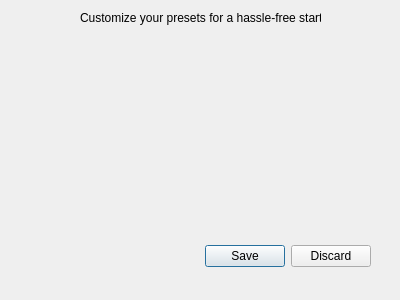
First picture: the form in preferences.ui, repository imlasky/LightMap, before the edit.
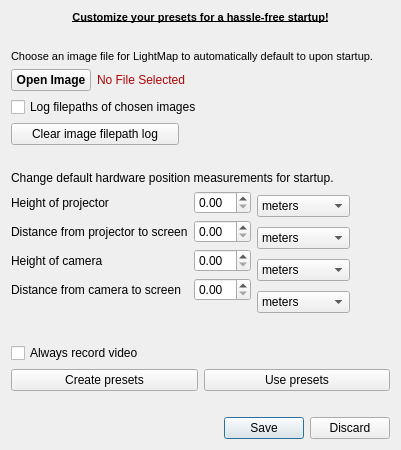
Second picture: the form after the edit.

Commit message:
Default Images Added
-Opens preferences window (no functionality though, but I decided it wasn't important since we already have default images and hard-coded hardware measurements to 1.00m)
-Windows can no longer be resized
-Updated product backlog to fully reflect my work
-Still need to make testing documentation
-Afterwards, I will be available to help out with other parts of this project
-Going to try to figure out how to make a folder on GitHub

The edit to the form file:
```diff
--- a/preferences.ui
+++ b/preferences.ui
@@ -6,42 +6,506 @@
    <rect>
     <x>0</x>
     <y>0</y>
-    <width>400</width>
-    <height>300</height>
+    <width>384</width>
+    <height>450</height>
    </rect>
   </property>
   <property name="windowTitle">
    <string>Dialog</string>
   </property>
-  <widget class="QDialogButtonBox" name="button_box">
-   <property name="geometry">
-    <rect>
-     <x>30</x>
-     <y>240</y>
-     <width>341</width>
-     <height>32</height>
-    </rect>
-   </property>
-   <property name="orientation">
-    <enum>Qt::Horizontal</enum>
-   </property>
-   <property name="standardButtons">
-    <set>QDialogButtonBox::Discard|QDialogButtonBox::Save</set>
-   </property>
-  </widget>
-  <widget class="QLabel" name="label_description_purpose">
-   <property name="geometry">
-    <rect>
-     <x>80</x>
-     <y>10</y>
-     <width>241</width>
-     <height>16</height>
-    </rect>
-   </property>
-   <property name="text">
-    <string>Customize your presets for a hassle-free startup!</string>
-   </property>
-  </widget>
+  <layout class="QVBoxLayout" name="verticalLayout">
+   <item>
+    <widget class="QLabel" name="label_preferences_description">
+     <property name="font">
+      <font>
+       <pointsize>8</pointsize>
+       <weight>75</weight>
+       <bold>true</bold>
+       <underline>true</underline>
+      </font>
+     </property>
+     <property name="text">
+      <string>Customize your presets for a hassle-free startup!</string>
+     </property>
+     <property name="alignment">
+      <set>Qt::AlignCenter</set>
+     </property>
+    </widget>
+   </item>
+   <item>
+    <spacer name="horizontal_spacer_first">
+     <property name="orientation">
+      <enum>Qt::Horizontal</enum>
+     </property>
+     <property name="sizeHint" stdset="0">
+      <size>
+       <width>40</width>
+       <height>20</height>
+      </size>
+     </property>
+    </spacer>
+   </item>
+   <item>
+    <widget class="QLabel" name="label_choose_image_file_description">
+     <property name="palette">
+      <palette>
+       <active>
+        <colorrole role="Base">
+         <brush brushstyle="SolidPattern">
+          <color alpha="255">
+           <red>255</red>
+           <green>255</green>
+           <blue>255</blue>
+          </color>
+         </brush>
+        </colorrole>
+       </active>
+       <inactive>
+        <colorrole role="Base">
+         <brush brushstyle="SolidPattern">
+          <color alpha="255">
+           <red>255</red>
+           <green>255</green>
+           <blue>255</blue>
+          </color>
+         </brush>
+        </colorrole>
+       </inactive>
+       <disabled>
+        <colorrole role="Base">
+         <brush brushstyle="SolidPattern">
+          <color alpha="255">
+           <red>240</red>
+           <green>240</green>
+           <blue>240</blue>
+          </color>
+         </brush>
+        </colorrole>
+       </disabled>
+      </palette>
+     </property>
+     <property name="font">
+      <font>
+       <family>MS Shell Dlg 2</family>
+       <pointsize>8</pointsize>
+       <weight>50</weight>
+       <italic>false</italic>
+       <bold>false</bold>
+       <underline>false</underline>
+      </font>
+     </property>
+     <property name="text">
+      <string>Choose an image file for LightMap to automatically default to upon startup.</string>
+     </property>
+    </widget>
+   </item>
+   <item>
+    <layout class="QHBoxLayout" name="horizontal_layout_image">
+     <item>
+      <widget class="QPushButton" name="button_open_image">
+       <property name="sizePolicy">
+        <sizepolicy hsizetype="Fixed" vsizetype="Fixed">
+         <horstretch>0</horstretch>
+         <verstretch>0</verstretch>
+        </sizepolicy>
+       </property>
+       <property name="font">
+        <font>
+         <weight>75</weight>
+         <bold>true</bold>
+        </font>
+       </property>
+       <property name="text">
+        <string>Open Image</string>
+       </property>
+      </widget>
+     </item>
+     <item>
+      <widget class="QLabel" name="label_file_name">
+       <property name="palette">
+        <palette>
+         <active>
+          <colorrole role="WindowText">
+           <brush brushstyle="SolidPattern">
+            <color alpha="255">
+             <red>177</red>
+             <green>5</green>
+             <blue>5</blue>
+            </color>
+           </brush>
+          </colorrole>
+         </active>
+         <inactive>
+          <colorrole role="WindowText">
+           <brush brushstyle="SolidPattern">
+            <color alpha="255">
+             <red>177</red>
+             <green>5</green>
+             <blue>5</blue>
+            </color>
+           </brush>
+          </colorrole>
+         </inactive>
+         <disabled>
+          <colorrole role="WindowText">
+           <brush brushstyle="SolidPattern">
+            <color alpha="255">
+             <red>120</red>
+             <green>120</green>
+             <blue>120</blue>
+            </color>
+           </brush>
+          </colorrole>
+         </disabled>
+        </palette>
+       </property>
+       <property name="text">
+        <string>No File Selected</string>
+       </property>
+      </widget>
+     </item>
+    </layout>
+   </item>
+   <item>
+    <widget class="QCheckBox" name="check_box_filepath_log">
+     <property name="text">
+      <string>Log filepaths of chosen images</string>
+     </property>
+    </widget>
+   </item>
+   <item>
+    <widget class="QPushButton" name="button_clear_filepath_log">
+     <property name="enabled">
+      <bool>true</bool>
+     </property>
+     <property name="sizePolicy">
+      <sizepolicy hsizetype="Fixed" vsizetype="Fixed">
+       <horstretch>0</horstretch>
+       <verstretch>0</verstretch>
+      </sizepolicy>
+     </property>
+     <property name="text">
+      <string>     Clear image filepath log     </string>
+     </property>
+     <property name="iconSize">
+      <size>
+       <width>16</width>
+       <height>16</height>
+      </size>
+     </property>
+     <property name="checkable">
+      <bool>false</bool>
+     </property>
+    </widget>
+   </item>
+   <item>
+    <spacer name="horizontal_spacer_second">
+     <property name="orientation">
+      <enum>Qt::Horizontal</enum>
+     </property>
+     <property name="sizeHint" stdset="0">
+      <size>
+       <width>40</width>
+       <height>20</height>
+      </size>
+     </property>
+    </spacer>
+   </item>
+   <item>
+    <widget class="QLabel" name="label_change_hardware_description">
+     <property name="font">
+      <font>
+       <underline>false</underline>
+      </font>
+     </property>
+     <property name="text">
+      <string>Change default hardware position measurements for startup.</string>
+     </property>
+    </widget>
+   </item>
+   <item>
+    <layout class="QHBoxLayout" name="horizontal_layout_hardware">
+     <item>
+      <layout class="QFormLayout" name="form_layout">
+       <item row="0" column="0">
+        <widget class="QLabel" name="label_projector_height">
+         <property name="text">
+          <string>Height of projector</string>
+         </property>
+        </widget>
+       </item>
+       <item row="1" column="0">
+        <widget class="QLabel" name="label_projector_to_screen">
+         <property name="text">
+          <string>Distance from projector to screen</string>
+         </property>
+        </widget>
+       </item>
+       <item row="2" column="0">
+        <widget class="QLabel" name="label_camera_height">
+         <property name="text">
+          <string>Height of camera</string>
+         </property>
+        </widget>
+       </item>
+       <item row="3" column="0">
+        <widget class="QLabel" name="label_camera_to_screen">
+         <property name="text">
+          <string>Distance from camera to screen</string>
+         </property>
+        </widget>
+       </item>
+       <item row="0" column="1">
+        <widget class="QDoubleSpinBox" name="double_spin_box_projector_height"/>
+       </item>
+       <item row="1" column="1">
+        <widget class="QDoubleSpinBox" name="double_spin_box_projector_to_screen"/>
+       </item>
+       <item row="2" column="1">
+        <widget class="QDoubleSpinBox" name="double_spin_box_camera_height"/>
+       </item>
+       <item row="3" column="1">
+        <widget class="QDoubleSpinBox" name="double_spin_box_camera_to_screen"/>
+       </item>
+      </layout>
+     </item>
+     <item>
+      <layout class="QVBoxLayout" name="vertical_layout_select_unit">
+       <item>
+        <widget class="QComboBox" name="combo_box_projector_height">
+         <property name="sizePolicy">
+          <sizepolicy hsizetype="Fixed" vsizetype="Fixed">
+           <horstretch>0</horstretch>
+           <verstretch>0</verstretch>
+          </sizepolicy>
+         </property>
+         <property name="insertPolicy">
+          <enum>QComboBox::NoInsert</enum>
+         </property>
+         <item>
+          <property name="text">
+           <string>meters</string>
+          </property>
+         </item>
+         <item>
+          <property name="text">
+           <string>feet</string>
+          </property>
+         </item>
+         <item>
+          <property name="text">
+           <string>yards</string>
+          </property>
+         </item>
+         <item>
+          <property name="text">
+           <string>inches</string>
+          </property>
+         </item>
+         <item>
+          <property name="text">
+           <string>centimeters</string>
+          </property>
+         </item>
+        </widget>
+       </item>
+       <item>
+        <widget class="QComboBox" name="combo_box_projector_to_screen">
+         <property name="sizePolicy">
+          <sizepolicy hsizetype="Fixed" vsizetype="Fixed">
+           <horstretch>0</horstretch>
+           <verstretch>0</verstretch>
+          </sizepolicy>
+         </property>
+         <item>
+          <property name="text">
+           <string>meters</string>
+          </property>
+         </item>
+         <item>
+          <property name="text">
+           <string>feet</string>
+          </property>
+         </item>
+         <item>
+          <property name="text">
+           <string>yards</string>
+          </property>
+         </item>
+         <item>
+          <property name="text">
+           <string>inches</string>
+          </property>
+         </item>
+         <item>
+          <property name="text">
+           <string>centimeters</string>
+          </property>
+         </item>
+        </widget>
+       </item>
+       <item>
+        <widget class="QComboBox" name="combo_box_camera_height">
+         <property name="sizePolicy">
+          <sizepolicy hsizetype="Fixed" vsizetype="Fixed">
+           <horstretch>0</horstretch>
+           <verstretch>0</verstretch>
+          </sizepolicy>
+         </property>
+         <item>
+          <property name="text">
+           <string>meters</string>
+          </property>
+         </item>
+         <item>
+          <property name="text">
+           <string>feet</string>
+          </property>
+         </item>
+         <item>
+          <property name="text">
+           <string>yards</string>
+          </property>
+         </item>
+         <item>
+          <property name="text">
+           <string>inches</string>
+          </property>
+         </item>
+         <item>
+          <property name="text">
+           <string>centimeters</string>
+          </property>
+         </item>
+        </widget>
+       </item>
+       <item>
+        <widget class="QComboBox" name="combo_box_camera_to_screen">
+         <property name="sizePolicy">
+          <sizepolicy hsizetype="Fixed" vsizetype="Fixed">
+           <horstretch>0</horstretch>
+           <verstretch>0</verstretch>
+          </sizepolicy>
+         </property>
+         <item>
+          <property name="text">
+           <string>meters</string>
+          </property>
+         </item>
+         <item>
+          <property name="text">
+           <string>feet</string>
+          </property>
+         </item>
+         <item>
+          <property name="text">
+           <string>yards</string>
+          </property>
+         </item>
+         <item>
+          <property name="text">
+           <string>inches</string>
+          </property>
+         </item>
+         <item>
+          <property name="text">
+           <string>centimeters</string>
+          </property>
+         </item>
+        </widget>
+       </item>
+      </layout>
+     </item>
+     <item>
+      <spacer name="vertical_spacer_hardware_first">
+       <property name="orientation">
+        <enum>Qt::Vertical</enum>
+       </property>
+       <property name="sizeHint" stdset="0">
+        <size>
+         <width>20</width>
+         <height>40</height>
+        </size>
+       </property>
+      </spacer>
+     </item>
+     <item>
+      <spacer name="vertical_spacer_hardware_second">
+       <property name="orientation">
+        <enum>Qt::Vertical</enum>
+       </property>
+       <property name="sizeHint" stdset="0">
+        <size>
+         <width>20</width>
+         <height>40</height>
+        </size>
+       </property>
+      </spacer>
+     </item>
+    </layout>
+   </item>
+   <item>
+    <spacer name="horizontal_spacer_third">
+     <property name="orientation">
+      <enum>Qt::Horizontal</enum>
+     </property>
+     <property name="sizeHint" stdset="0">
+      <size>
+       <width>40</width>
+       <height>20</height>
+      </size>
+     </property>
+    </spacer>
+   </item>
+   <item>
+    <widget class="QCheckBox" name="check_box_record_video">
+     <property name="text">
+      <string>Always record video</string>
+     </property>
+    </widget>
+   </item>
+   <item>
+    <layout class="QHBoxLayout" name="horizontal_layout_presets">
+     <item>
+      <widget class="QPushButton" name="button_create_presets">
+       <property name="text">
+        <string>Create presets</string>
+       </property>
+      </widget>
+     </item>
+     <item>
+      <widget class="QPushButton" name="button_use_presets">
+       <property name="text">
+        <string>Use presets</string>
+       </property>
+      </widget>
+     </item>
+    </layout>
+   </item>
+   <item>
+    <spacer name="horizontal_spacer_fourth">
+     <property name="orientation">
+      <enum>Qt::Horizontal</enum>
+     </property>
+     <property name="sizeHint" stdset="0">
+      <size>
+       <width>40</width>
+       <height>20</height>
+      </size>
+     </property>
+    </spacer>
+   </item>
+   <item>
+    <widget class="QDialogButtonBox" name="button_box">
+     <property name="orientation">
+      <enum>Qt::Horizontal</enum>
+     </property>
+     <property name="standardButtons">
+      <set>QDialogButtonBox::Discard|QDialogButtonBox::Save</set>
+     </property>
+    </widget>
+   </item>
+  </layout>
  </widget>
  <resources/>
  <connections>
```
Left out of the diff: 10 changed lines with no effect on the pictures. The commit also changes 2 other files.
